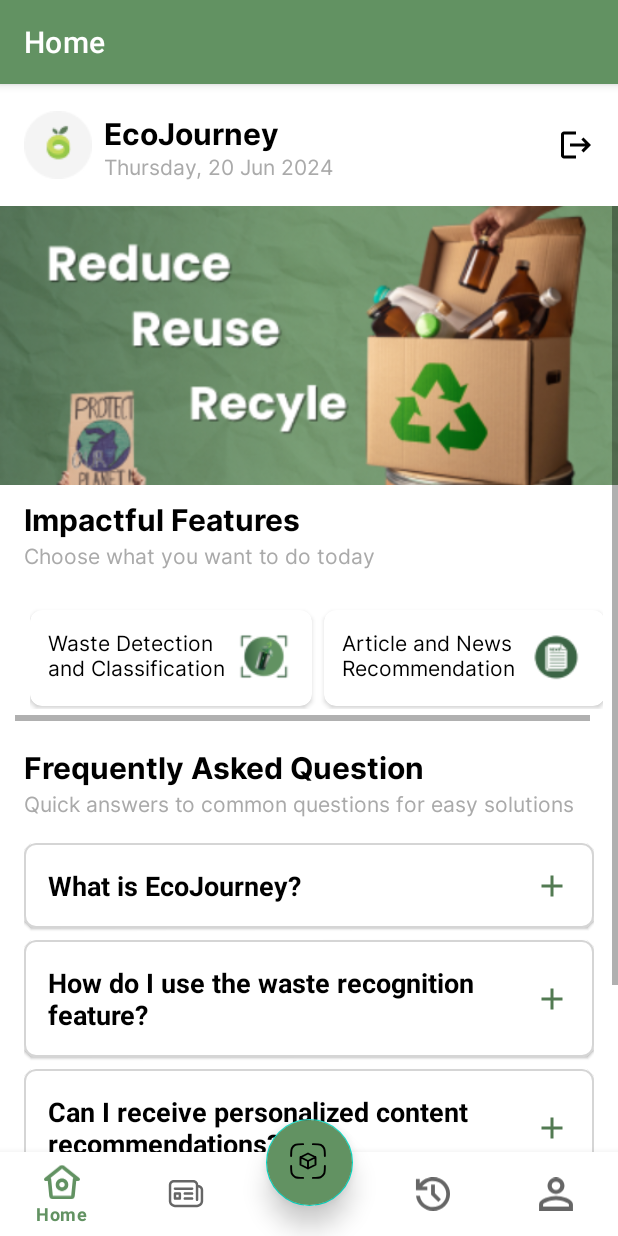
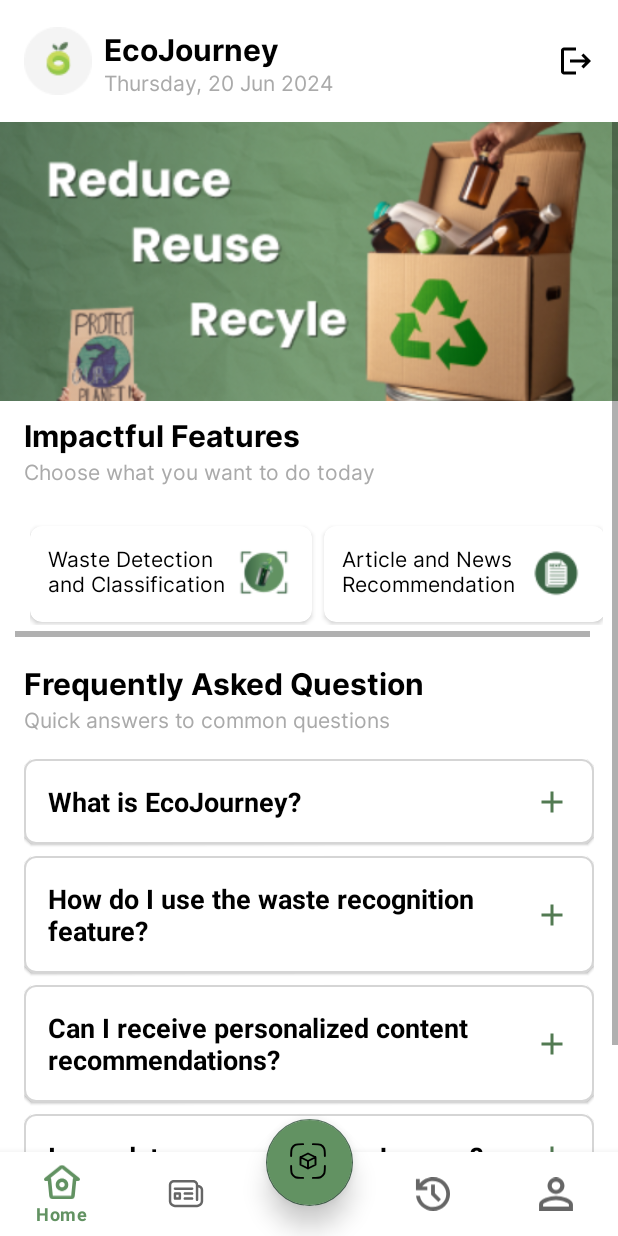
Before and after one commit to EcoJourney-Bangkit-Capstone/EcoJourney-Mobile, an Android app: the MainActivity screen opened directly, with no data from a screen before it, on a phone screen of 412 x 824 dp. Run offline under Robolectric (Android 15) with nearby library versions, the phone set to English and light mode, and no system bars; our stand-ins replace navigation-ui.

Commit message:
feat: modify theme

```diff
--- a/app/src/main/java/com/bangkit/ecojourney/MainActivity.kt
+++ b/app/src/main/java/com/bangkit/ecojourney/MainActivity.kt
@@ -61,6 +61,8 @@ class MainActivity : AppCompatActivity() {
         setupActionBarWithNavController(navController, appBarConfiguration)
         navView.setupWithNavController(navController)
 
+        getSupportActionBar()?.hide();
+
         binding.fab.setOnClickListener {
             navController.navigate(R.id.navigation_scan)
             navView.menu.findItem(R.id.navigation_scan).isChecked = true
--- a/app/src/main/res/values-night/themes.xml
+++ b/app/src/main/res/values-night/themes.xml
@@ -2,12 +2,12 @@
     <!-- Base application theme. -->
     <style name="Theme.EcoJourney" parent="Theme.MaterialComponents.DayNight.DarkActionBar">
         <!-- Primary brand color. -->
-        <item name="colorPrimary">@color/purple_200</item>
-        <item name="colorPrimaryVariant">@color/purple_700</item>
+        <item name="colorPrimary">@color/primary</item>
+        <item name="colorPrimaryVariant">@color/primary2</item>
         <item name="colorOnPrimary">@color/black</item>
         <!-- Secondary brand color. -->
-        <item name="colorSecondary">@color/teal_200</item>
-        <item name="colorSecondaryVariant">@color/teal_200</item>
+        <item name="colorSecondary">@color/ngreen_300</item>
+        <item name="colorSecondaryVariant">@color/primary2</item>
         <item name="colorOnSecondary">@color/black</item>
         <!-- Status bar color. -->
         <item name="android:statusBarColor">?attr/colorPrimaryVariant</item>
--- a/app/src/main/res/values/strings.xml
+++ b/app/src/main/res/values/strings.xml
@@ -61,7 +61,7 @@
     <string name="faq_answer_3">Yes, the app provides articles and news based on your waste classification and preferences.</string>
     <string name="faq_question_4">Is my data secure with EcoJourney?</string>
     <string name="faq_answer_4">Yes, EcoJourney ensures user data is encrypted and stored securely.</string>
-    <string name="home_faq_desc">Quick answers to common questions for easy solutions</string>
+    <string name="home_faq_desc">Quick answers to common questions</string>
     <string name="home_logout_button">Logout Button</string>
     <string name="home_feature_desc1">Waste Detection \nand Classification</string>
     <string name="home_feature_desc2">Article and News \nRecommendation</string>
--- a/app/src/main/res/values/themes.xml
+++ b/app/src/main/res/values/themes.xml
@@ -3,11 +3,11 @@
     <style name="Theme.EcoJourney" parent="Theme.MaterialComponents.Light.DarkActionBar">
         <!-- Primary brand color. -->
         <item name="colorPrimary">@color/primary</item>
-        <item name="colorPrimaryVariant">@color/purple_700</item>
-        <item name="colorOnPrimary">@color/white</item>
+        <item name="colorPrimaryVariant">@color/primary2</item>
+        <item name="colorOnPrimary">@color/black</item>
         <!-- Secondary brand color. -->
-        <item name="colorSecondary">@color/teal_200</item>
-        <item name="colorSecondaryVariant">@color/teal_700</item>
+        <item name="colorSecondary">@color/ngreen_300</item>
+        <item name="colorSecondaryVariant">@color/primary2</item>
         <item name="colorOnSecondary">@color/black</item>
         <!-- Status bar color. -->
         <item name="android:statusBarColor">?attr/colorPrimaryVariant</item>
```
